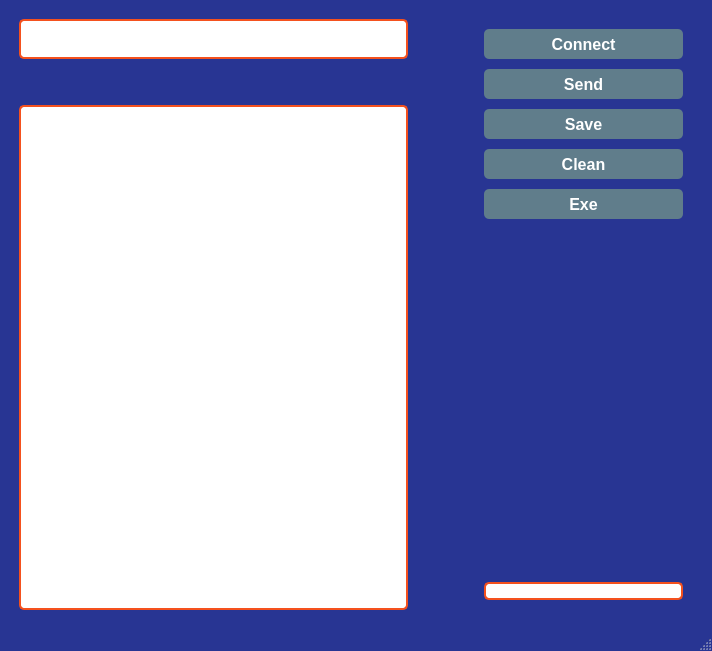
Qt form lunch.ui (ahmadasmandar/fis_gui) before a commit.
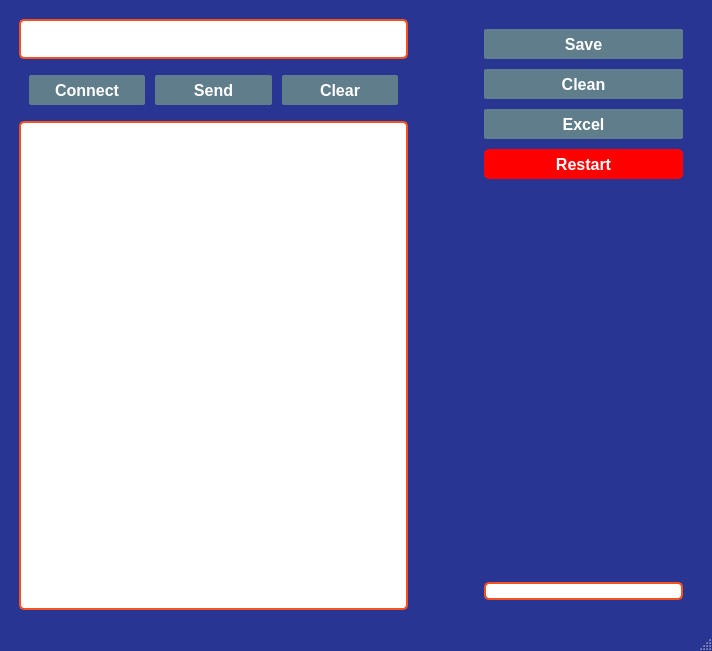
The same form after that commit. Icons and pictures are not drawn.

Commit message: add clear, restart and update gui

```diff
--- a/lunch.ui
+++ b/lunch.ui
@@ -33,7 +33,7 @@
 
 }
 QPushButton{
-  border-radius: 5px;
+  border-radius: 2px;
   background-color: #607d8b; /* Green */
   color: white;
 }
@@ -77,20 +77,107 @@
        </widget>
       </item>
       <item>
-       <spacer name="verticalSpacer_2">
-        <property name="orientation">
-         <enum>Qt::Vertical</enum>
+       <layout class="QHBoxLayout" name="horizontalLayout_3">
+        <property name="spacing">
+         <number>10</number>
         </property>
-        <property name="sizeType">
-         <enum>QSizePolicy::Minimum</enum>
+        <property name="leftMargin">
+         <number>10</number>
         </property>
-        <property name="sizeHint" stdset="0">
-         <size>
-          <width>20</width>
-          <height>40</height>
-         </size>
+        <property name="topMargin">
+         <number>10</number>
         </property>
-       </spacer>
+        <property name="rightMargin">
+         <number>10</number>
+        </property>
+        <property name="bottomMargin">
+         <number>10</number>
+        </property>
+        <item>
+         <widget class="QPushButton" name="lunch">
+          <property name="minimumSize">
+           <size>
+            <width>100</width>
+            <height>30</height>
+           </size>
+          </property>
+          <property name="maximumSize">
+           <size>
+            <width>150</width>
+            <height>30</height>
+           </size>
+          </property>
+          <property name="font">
+           <font>
+            <family>MS Shell Dlg 2</family>
+            <pointsize>12</pointsize>
+            <weight>75</weight>
+            <bold>true</bold>
+           </font>
+          </property>
+          <property name="text">
+           <string>Connect</string>
+          </property>
+          <property name="checkable">
+           <bool>true</bool>
+          </property>
+         </widget>
+        </item>
+        <item>
+         <widget class="QPushButton" name="send_b">
+          <property name="minimumSize">
+           <size>
+            <width>60</width>
+            <height>30</height>
+           </size>
+          </property>
+          <property name="maximumSize">
+           <size>
+            <width>150</width>
+            <height>30</height>
+           </size>
+          </property>
+          <property name="font">
+           <font>
+            <pointsize>12</pointsize>
+            <weight>75</weight>
+            <bold>true</bold>
+            <kerning>true</kerning>
+           </font>
+          </property>
+          <property name="text">
+           <string>Send</string>
+          </property>
+         </widget>
+        </item>
+        <item>
+         <widget class="QPushButton" name="clear_bu">
+          <property name="minimumSize">
+           <size>
+            <width>60</width>
+            <height>30</height>
+           </size>
+          </property>
+          <property name="maximumSize">
+           <size>
+            <width>150</width>
+            <height>30</height>
+           </size>
+          </property>
+          <property name="font">
+           <font>
+            <pointsize>12</pointsize>
+            <weight>75</weight>
+            <bold>true</bold>
+            <kerning>true</kerning>
+           </font>
+          </property>
+          <property name="text">
+           <string>Clear</string>
+          </property>
+         </widget>
+        </item>
+       </layout>
       </item>
       <item>
        <widget class="QTextEdit" name="terminal">
@@ -151,63 +238,6 @@
         <property name="bottomMargin">
          <number>10</number>
         </property>
-        <item>
-         <widget class="QPushButton" name="lunch">
-          <property name="minimumSize">
-           <size>
-            <width>199</width>
-            <height>30</height>
-           </size>
-          </property>
-          <property name="maximumSize">
-           <size>
-            <width>150</width>
-            <height>30</height>
-           </size>
-          </property>
-          <property name="font">
-           <font>
-            <family>MS Shell Dlg 2</family>
-            <pointsize>12</pointsize>
-            <weight>75</weight>
-            <bold>true</bold>
-           </font>
-          </property>
-          <property name="text">
-           <string>Connect</string>
-          </property>
-          <property name="checkable">
-           <bool>true</bool>
-          </property>
-         </widget>
-        </item>
-        <item>
-         <widget class="QPushButton" name="send_b">
-          <property name="minimumSize">
-           <size>
-            <width>199</width>
-            <height>30</height>
-           </size>
-          </property>
-          <property name="maximumSize">
-           <size>
-            <width>150</width>
-            <height>30</height>
-           </size>
-          </property>
-          <property name="font">
-           <font>
-            <pointsize>12</pointsize>
-            <weight>75</weight>
-            <bold>true</bold>
-            <kerning>true</kerning>
-           </font>
-          </property>
-          <property name="text">
-           <string>Send</string>
-          </property>
-         </widget>
-        </item>
         <item>
          <widget class="QPushButton" name="save_file">
           <property name="minimumSize">
@@ -285,7 +315,41 @@
            </font>
           </property>
           <property name="text">
-           <string>Exe</string>
+           <string>Excel</string>
+          </property>
+         </widget>
+        </item>
+        <item>
+         <widget class="QPushButton" name="restart_bu">
+          <property name="minimumSize">
+           <size>
+            <width>199</width>
+            <height>30</height>
+           </size>
+          </property>
+          <property name="maximumSize">
+           <size>
+            <width>150</width>
+            <height>30</height>
+           </size>
+          </property>
+          <property name="font">
+           <font>
+            <pointsize>12</pointsize>
+            <weight>75</weight>
+            <bold>true</bold>
+            <kerning>true</kerning>
+           </font>
+          </property>
+          <property name="styleSheet">
+           <string notr="true">QPushButton{
+  border-radius: 5px;
+  background-color: red; /* Green */
+  color: white;
+}</string>
+          </property>
+          <property name="text">
+           <string>Restart</string>
           </property>
          </widget>
         </item>
```
The commit also changes 1 other file.
